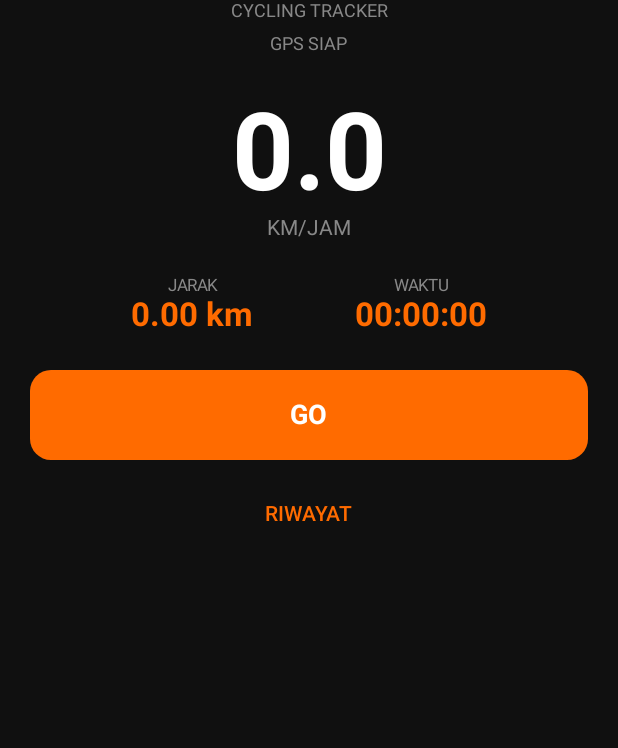
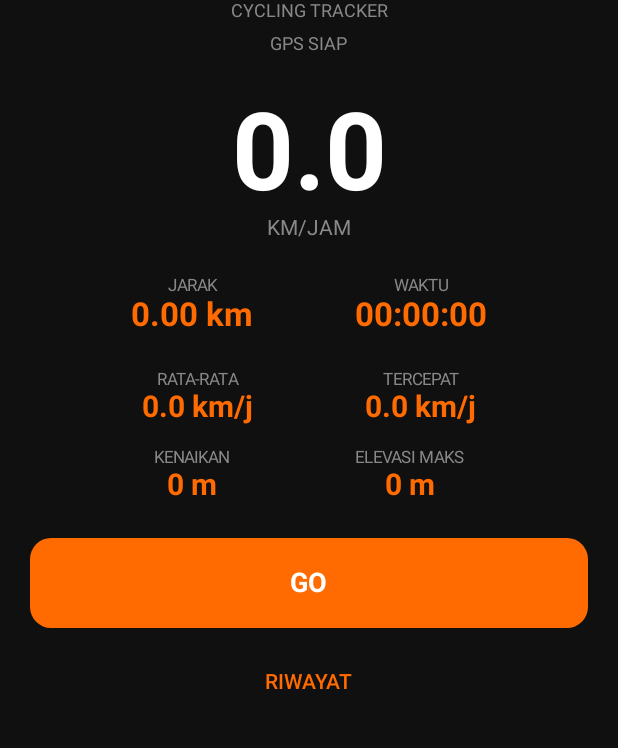
Before and after one commit to pawdax8/RideTrack, an Android app built with Jetpack Compose: the screen it shows after launch (MainActivity), on a phone screen of 412 x 824 dp, the part 117-865 px from its top. Run offline under Robolectric (Android 15) with nearby library versions, the phone set to English and light mode, and no system bars.

Commit message:
Update MainActivity.kt

```diff
--- a/app/src/main/java/com/ridetrack/app/MainActivity.kt
+++ b/app/src/main/java/com/ridetrack/app/MainActivity.kt
@@ -130,6 +130,26 @@ fun Dashboard(onHistory: () -> Unit) {
 
         Spacer(Modifier.height(24.dp))
 
+        Row(
+            Modifier.fillMaxWidth(),
+            horizontalArrangement = Arrangement.SpaceEvenly
+        ) {
+            Metric("RATA-RATA", formatNumber(ride.avgSpeed) + " km/j", orange)
+            Metric("TERCEPAT", formatNumber(ride.maxSpeed) + " km/j", orange)
+        }
+
+        Spacer(Modifier.height(16.dp))
+
+        Row(
+            Modifier.fillMaxWidth(),
+            horizontalArrangement = Arrangement.SpaceEvenly
+        ) {
+            Metric("KENAIKAN", formatNumber(ride.elevationGain, 0) + " m", orange)
+            Metric("ELEVASI MAKS", formatNumber(ride.maxElevation, 0) + " m", orange)
+        }
+
+        Spacer(Modifier.height(24.dp))
+
         if (riding) {
             RouteMap(
                 points = ride.points,
@@ -203,3 +223,11 @@ fun Dashboard(onHistory: () -> Unit) {
         }
     }
 }
+
+@Composable
+private fun Metric(label: String, value: String, color: Color) {
+    Column(horizontalAlignment = Alignment.CenterHorizontally) {
+        Text(label, color = Color.Gray, fontSize = 11.sp)
+        Text(value, color = color, fontSize = 20.sp, fontWeight = FontWeight.Bold)
+    }
+}
```
